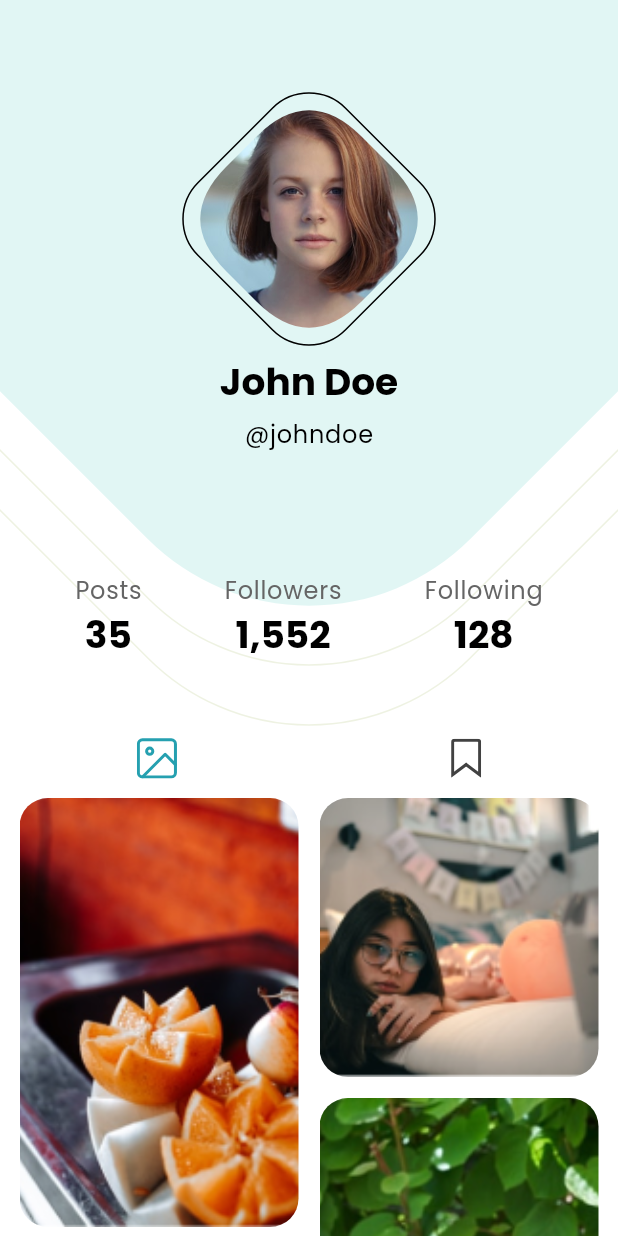
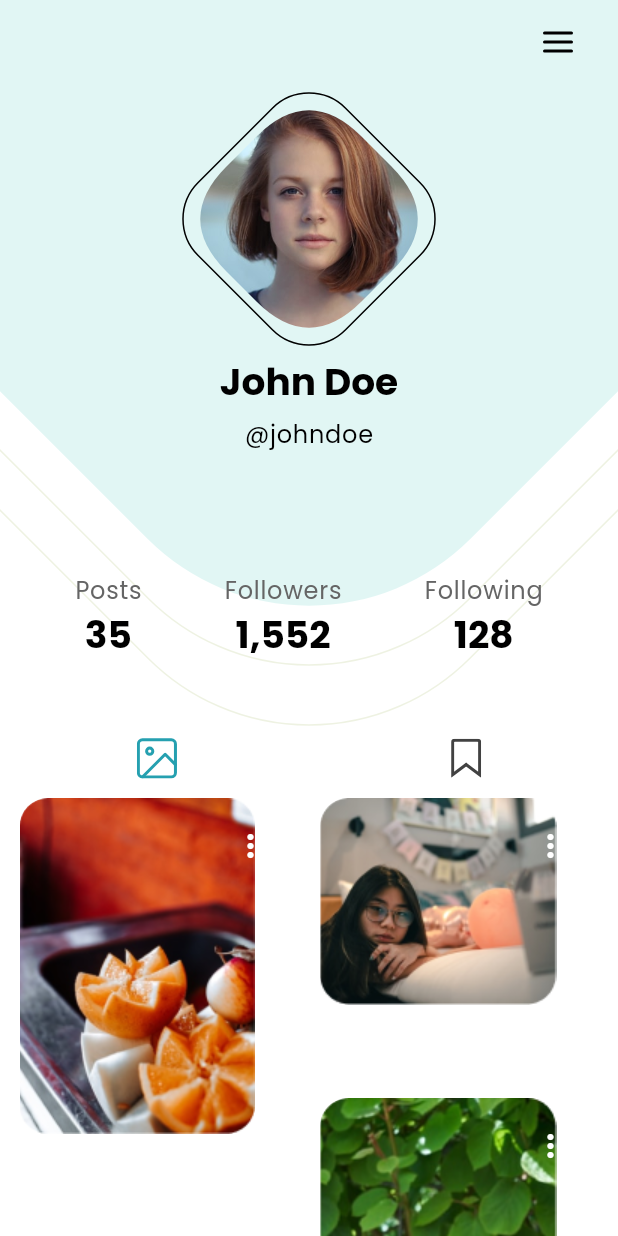
Before and after one commit to futoizdafuto/social-media-whichapp, a Flutter app: the ProfileScreen screen opened directly, on a phone screen of 412 x 824 dp. Run offline on Flutter 3.47's test engine with Material 3 defaults, Android fonts, the phone set to English and light mode, and no system bars; our stand-ins replace flutter_svg, google_fonts.

Commit message:
Cap nhap lai nut login va nut sua bai trang profile

```diff
--- a/lib/screens/profile/profile_screen.dart
+++ b/lib/screens/profile/profile_screen.dart
@@ -6,7 +6,8 @@ import 'package:socially_app_flutter_ui/screens/profile/widgets/profile_backgrou
 import 'dart:math' as math;
 import 'package:socially_app_flutter_ui/screens/profile/widgets/stat.dart';
 import 'follower_list_screen.dart'; // Import the follower list screen
-
+import '../settings_modal/setting_item.dart';
+import 'setting_profile/setting_profile_screen.dart';
 class ProfileScreen extends StatefulWidget {
   const ProfileScreen({Key? key}) : super(key: key);
 
@@ -16,7 +17,12 @@ class ProfileScreen extends StatefulWidget {
 
 class _ProfileScreenState extends State<ProfileScreen> {
   String _selectedTab = 'photos';
-
+ // Hàm xử lý sự kiện khi chọn Setting
+  static void _handleSetting(BuildContext context, String message) {
+    Navigator.pop(context); // Đóng modal
+    ScaffoldMessenger.of(context)
+        .showSnackBar(SnackBar(content: Text(message)));
+  }
   _changeTab(String tab) {
     setState(() => _selectedTab = tab);
   }
@@ -59,7 +65,25 @@ class _ProfileScreenState extends State<ProfileScreen> {
         backgroundColor: Colors.transparent,
         appBar: AppBar(
           automaticallyImplyLeading: false,
+           actions: [
+  Padding(
+    padding: const EdgeInsets.only(right: 16.0),
+    child: IconButton(
+      icon: SvgPicture.asset('assets/icons/menu.svg'),
+      onPressed: () {
+        // Show modal with half-screen content directly
+        showModalBottomSheet(
+          context: context,
+          isScrollControlled: true,
+          backgroundColor: Colors.transparent,
+          builder: (context) => const SettingProfileScreen(),
+        );
+      },
     ),
+  ),
+],
+        ),
+
         body: SingleChildScrollView(
           child: Column(
             crossAxisAlignment: CrossAxisAlignment.center,
@@ -177,9 +201,38 @@ class _ProfileScreenState extends State<ProfileScreen> {
         mainAxisCellCount: 1.5,
         child: ClipRRect(
           borderRadius: BorderRadius.circular(19.0),
-                        child: Image.asset(
+          child: Stack(
+            children: [
+              Image.asset(
                 'assets/images/Rectangle-5.png',
                 fit: BoxFit.cover,
+              ),
+              Positioned(
+                top: 8,
+                right: 8,
+                child: IconButton(
+                  onPressed: () {
+                    // Gọi modal với các tham số tùy chỉnh
+                    SettingsModal.show(
+                      context,
+                      items: [
+                        SettingItem(
+                          icon: Icons.edit,
+                          title: 'Sửa bài viết',
+                          onTap: () => _handleSetting(context, 'Sửa bài viết được chọn'),
+                        ),
+                        SettingItem(
+                          icon: Icons.delete,
+                          title: 'Xóa bài viết',
+                          onTap: () => _handleSetting(context, 'Xóa bài viết được chọn'),
+                        ),
+                      ],
+                    );
+                  },
+                  icon: const Icon(Icons.more_vert, color: Colors.white),
+                ),
+              ),
+            ],
           ),
         ),
       ),
@@ -188,9 +241,38 @@ class _ProfileScreenState extends State<ProfileScreen> {
         mainAxisCellCount: 1,
         child: ClipRRect(
           borderRadius: BorderRadius.circular(19.0),
-                        child: Image.asset(
+          child: Stack(
+            children: [
+              Image.asset(
                 'assets/images/Rectangle-7.png',
                 fit: BoxFit.cover,
+              ),
+              Positioned(
+                top: 8,
+                right: 8,
+                child: IconButton(
+                  onPressed: () {
+                    // Gọi modal với các tham số tùy chỉnh
+                    SettingsModal.show(
+                      context,
+                      items: [
+                        SettingItem(
+                          icon: Icons.edit,
+                          title: 'Sửa bài viết',
+                          onTap: () => _handleSetting(context, 'Sửa bài viết được chọn'),
+                        ),
+                        SettingItem(
+                          icon: Icons.delete,
+                          title: 'Xóa bài viết',
+                          onTap: () => _handleSetting(context, 'Xóa bài viết được chọn'),
+                        ),
+                      ],
+                    );
+                  },
+                  icon: const Icon(Icons.more_vert, color: Colors.white),
+                ),
+              ),
+            ],
           ),
         ),
       ),
@@ -199,9 +281,38 @@ class _ProfileScreenState extends State<ProfileScreen> {
         mainAxisCellCount: 1.5,
         child: ClipRRect(
           borderRadius: BorderRadius.circular(19.0),
-                        child: Image.asset(
+          child: Stack(
+            children: [
+              Image.asset(
                 'assets/images/Rectangle-8.png',
                 fit: BoxFit.cover,
+              ),
+              Positioned(
+                top: 8,
+                right: 8,
+                child: IconButton(
+                  onPressed: () {
+                    // Gọi modal với các tham số tùy chỉnh
+                    SettingsModal.show(
+                      context,
+                      items: [
+                        SettingItem(
+                          icon: Icons.edit,
+                          title: 'Sửa bài viết',
+                          onTap: () => _handleSetting(context, 'Sửa bài viết được chọn'),
+                        ),
+                        SettingItem(
+                          icon: Icons.delete,
+                          title: 'Xóa bài viết',
+                          onTap: () => _handleSetting(context, 'Xóa bài viết được chọn'),
+                        ),
+                      ],
+                    );
+                  },
+                  icon: const Icon(Icons.more_vert, color: Colors.white),
+                ),
+              ),
+            ],
           ),
         ),
       ),
@@ -210,15 +321,45 @@ class _ProfileScreenState extends State<ProfileScreen> {
         mainAxisCellCount: 1,
         child: ClipRRect(
           borderRadius: BorderRadius.circular(19.0),
-                        child: Image.asset(
+          child: Stack(
+            children: [
+              Image.asset(
                 'assets/images/Rectangle-1.png',
                 fit: BoxFit.cover,
+              ),
+              Positioned(
+                top: 8,
+                right: 8,
+                child: IconButton(
+                  onPressed: () {
+                    // Gọi modal với các tham số tùy chỉnh
+                    SettingsModal.show(
+                      context,
+                      items: [
+                        SettingItem(
+                          icon: Icons.edit,
+                          title: 'Sửa bài viết',
+                          onTap: () => _handleSetting(context, 'Sửa bài viết được chọn'),
+                        ),
+                        SettingItem(
+                          icon: Icons.delete,
+                          title: 'Xóa bài viết',
+                          onTap: () => _handleSetting(context, 'Xóa bài viết được chọn'),
+                        ),
+                      ],
+                    );
+                  },
+                  icon: const Icon(Icons.more_vert, color: Colors.white),
+                ),
+              ),
+            ],
           ),
         ),
       ),
     ],
   ),
 ),
+
             ],
           ),
         ),
```
Lines whose indentation alone changed are shown as unchanged.
